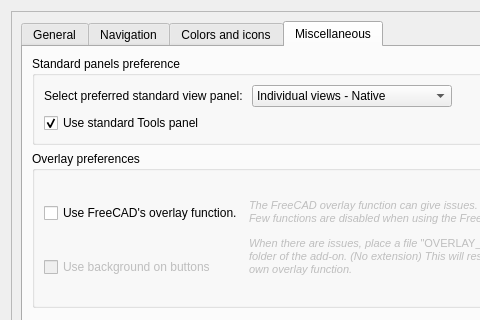
The window that Resources/ui/Settings.ui (APEbbers/FreeCAD-Ribbon) describes before a commit, drawn with Qt 5; both pictures show x 0 to 480 and y 0 to 320 of the 736 by 801 pixel window.
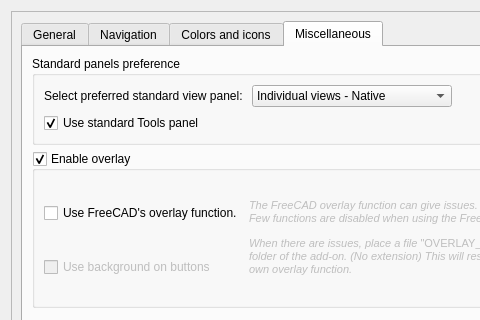
The same window after the commit. The open tabs and pages were chosen to show the change. Custom widgets are drawn as their Qt base class.

Commit message: Start with overlay improvements

Diff of the .ui file:
```diff
--- a/Resources/ui/Settings.ui
+++ b/Resources/ui/Settings.ui
@@ -2294,7 +2294,10 @@
                 </sizepolicy>
                </property>
                <property name="title">
-                <string>Overlay preferences</string>
+                <string>Enable overlay</string>
+               </property>
+               <property name="checkable">
+                <bool>true</bool>
                </property>
                <layout class="QGridLayout" name="gridLayout_32">
                 <item row="0" column="0" rowspan="2" colspan="2">
```
Left out of the diff: 4 changed lines with no effect on the pictures. The commit also changes 4 other files.
